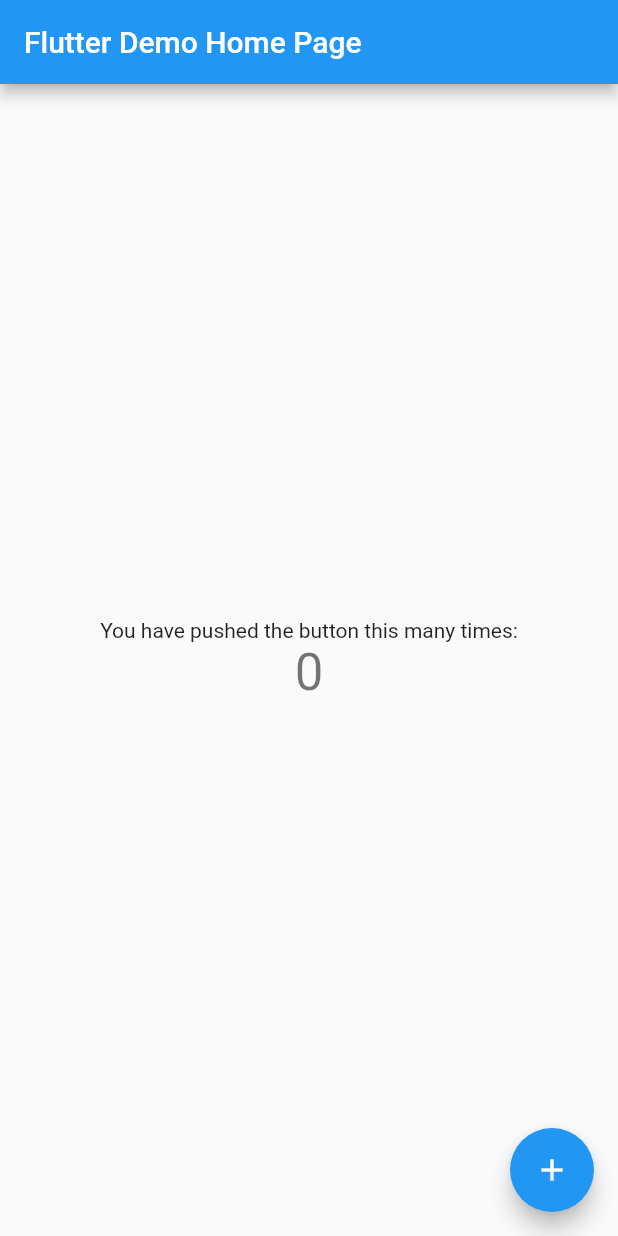
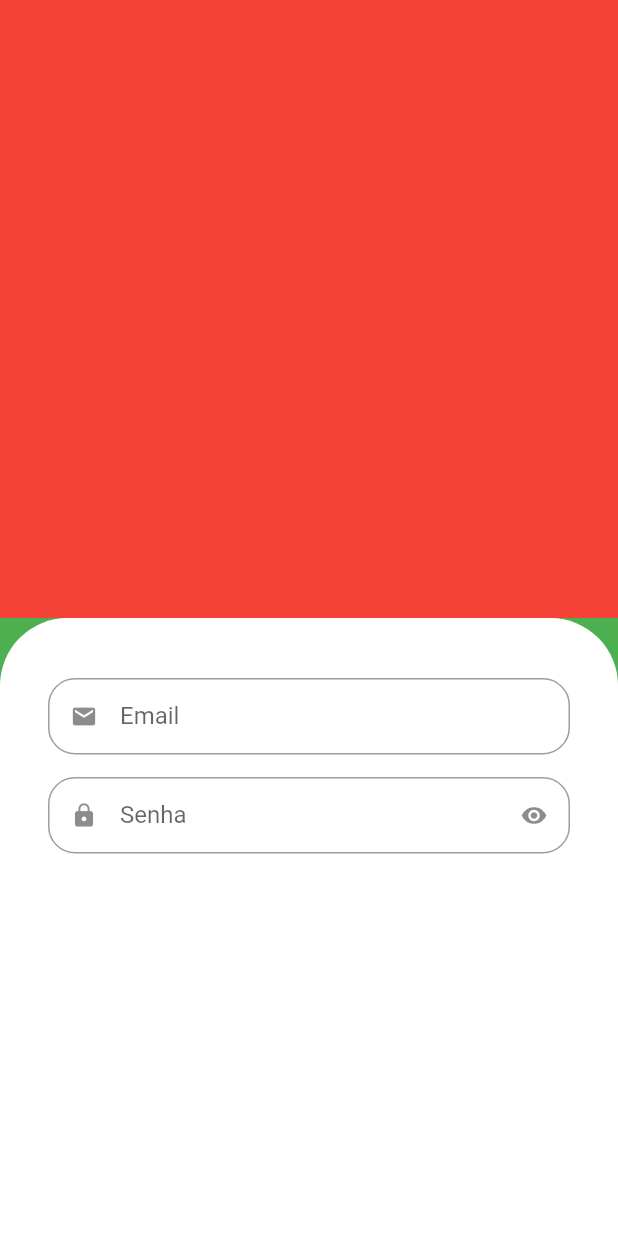
Before and after one commit to felixpessoa/greengrocer, a Flutter app: the screen it shows after launch, on a phone screen of 412 x 824 dp. Run offline on Flutter 3.47's test engine with Material 2 defaults, Android fonts, the phone set to English and light mode, and no system bars.

Commit message:
add tela de login

```diff
--- a/lib/main.dart
+++ b/lib/main.dart
@@ -1,4 +1,6 @@
 import 'package:flutter/material.dart';
+import 'package:greengrocer/src/auth/sign_in_screen.dart';
+
 
 void main() {
   runApp(const MyApp());
@@ -13,103 +15,10 @@ class MyApp extends StatelessWidget {
     return MaterialApp(
       title: 'Flutter Demo',
       theme: ThemeData(
-        // This is the theme of your application.
-        //
-        // Try running your application with "flutter run". You'll see the
-        // application has a blue toolbar. Then, without quitting the app, try
-        // changing the primarySwatch below to Colors.green and then invoke
-        // "hot reload" (press "r" in the console where you ran "flutter run",
-        // or simply save your changes to "hot reload" in a Flutter IDE).
-        // Notice that the counter didn't reset back to zero; the application
-        // is not restarted.
-        primarySwatch: Colors.blue,
+        primarySwatch: Colors.green,
       ),
-      home: const MyHomePage(title: 'Flutter Demo Home Page'),
+      debugShowCheckedModeBanner: false,
+      home: const SingInScreen(),
     );
   }
 }
-
-class MyHomePage extends StatefulWidget {
-  const MyHomePage({Key? key, required this.title}) : super(key: key);
-
-  // This widget is the home page of your application. It is stateful, meaning
-  // that it has a State object (defined below) that contains fields that affect
-  // how it looks.
-
-  // This class is the configuration for the state. It holds the values (in this
-  // case the title) provided by the parent (in this case the App widget) and
-  // used by the build method of the State. Fields in a Widget subclass are
-  // always marked "final".
-
-  final String title;
-
-  @override
-  State<MyHomePage> createState() => _MyHomePageState();
-}
-
-class _MyHomePageState extends State<MyHomePage> {
-  int _counter = 0;
-
-  void _incrementCounter() {
-    setState(() {
-      // This call to setState tells the Flutter framework that something has
-      // changed in this State, which causes it to rerun the build method below
-      // so that the display can reflect the updated values. If we changed
-      // _counter without calling setState(), then the build method would not be
-      // called again, and so nothing would appear to happen.
-      _counter++;
-    });
-  }
-
-  @override
-  Widget build(BuildContext context) {
-    // This method is rerun every time setState is called, for instance as done
-    // by the _incrementCounter method above.
-    //
-    // The Flutter framework has been optimized to make rerunning build methods
-    // fast, so that you can just rebuild anything that needs updating rather
-    // than having to individually change instances of widgets.
-    return Scaffold(
-      appBar: AppBar(
-        // Here we take the value from the MyHomePage object that was created by
-        // the App.build method, and use it to set our appbar title.
-        title: Text(widget.title),
-      ),
-      body: Center(
-        // Center is a layout widget. It takes a single child and positions it
-        // in the middle of the parent.
-        child: Column(
-          // Column is also a layout widget. It takes a list of children and
-          // arranges them vertically. By default, it sizes itself to fit its
-          // children horizontally, and tries to be as tall as its parent.
-          //
-          // Invoke "debug painting" (press "p" in the console, choose the
-          // "Toggle Debug Paint" action from the Flutter Inspector in Android
-          // Studio, or the "Toggle Debug Paint" command in Visual Studio Code)
-          // to see the wireframe for each widget.
-          //
-          // Column has various properties to control how it sizes itself and
-          // how it positions its children. Here we use mainAxisAlignment to
-          // center the children vertically; the main axis here is the vertical
-          // axis because Columns are vertical (the cross axis would be
-          // horizontal).
-          mainAxisAlignment: MainAxisAlignment.center,
-          children: <Widget>[
-            const Text(
-              'You have pushed the button this many times:',
-            ),
-            Text(
-              '$_counter',
-              style: Theme.of(context).textTheme.headline4,
-            ),
-          ],
-        ),
-      ),
-      floatingActionButton: FloatingActionButton(
-        onPressed: _incrementCounter,
-        tooltip: 'Increment',
-        child: const Icon(Icons.add),
-      ), // This trailing comma makes auto-formatting nicer for build methods.
-    );
-  }
-}
--- /dev/null
+++ b/lib/src/auth/components/custom_text_field.dart
@@ -0,0 +1,56 @@
+import 'package:flutter/material.dart';
+
+class CustomTextField extends StatefulWidget {
+  final IconData icon;
+  final String label;
+  final bool isSecret;
+
+  const CustomTextField({
+    Key? key,
+    required this.icon,
+    required this.label,
+    this.isSecret = false,
+  }) : super(key: key);
+
+  @override
+  State<CustomTextField> createState() => _CustomTextFieldState();
+}
+
+class _CustomTextFieldState extends State<CustomTextField> {
+  bool isObscure = false;
+
+  @override
+  void initState() {
+    super.initState();
+    isObscure = widget.isSecret;
+  }
+
+  @override
+  Widget build(BuildContext context) {
+    return Padding(
+      padding: const EdgeInsets.only(bottom: 15),
+      child: TextFormField(
+        obscureText: isObscure,
+        decoration: InputDecoration(
+          prefixIcon: Icon(widget.icon),
+          suffixIcon: widget.isSecret
+              ? IconButton(
+                  onPressed: () {
+                    setState(() {
+                      isObscure = !isObscure;
+                    });
+                  },
+                  icon:
+                      Icon(isObscure ? Icons.visibility : Icons.visibility_off),
+                )
+              : null,
+          labelText: widget.label,
+          isDense: true,
+          border: OutlineInputBorder(
+            borderRadius: BorderRadius.circular(18),
+          ),
+        ),
+      ),
+    );
+  }
+}
--- /dev/null
+++ b/lib/src/auth/sign_in_screen.dart
@@ -0,0 +1,56 @@
+import 'package:flutter/material.dart';
+
+import 'components/custom_text_field.dart';
+
+class SingInScreen extends StatelessWidget {
+  const SingInScreen({Key? key}) : super(key: key);
+
+  @override
+  Widget build(BuildContext context) {
+    return Scaffold(
+      backgroundColor: Colors.green,
+      body: _body(),
+    );
+  }
+
+  _body() {
+    return Column(
+      children: [
+        Expanded(
+          child: Container(
+            color: Colors.red,
+          ),
+        ),
+        Expanded(
+          child: Container(
+            padding: const EdgeInsets.symmetric(
+              horizontal: 32,
+              vertical: 40,
+            ),
+            decoration: const BoxDecoration(
+              color: Colors.white,
+              borderRadius: BorderRadius.vertical(
+                top: Radius.circular(45),
+              ),
+            ),
+            child: Column(
+              children: [
+                //Email
+                CustomTextField(
+                  icon: Icons.email,
+                  label: 'Email',
+                ),
+                //senha
+                CustomTextField(
+                  icon: Icons.lock,
+                  label: 'Senha',
+                  isSecret: true,
+                ),
+              ],
+            ),
+          ),
+        ),
+      ],
+    );
+  }
+}
```
